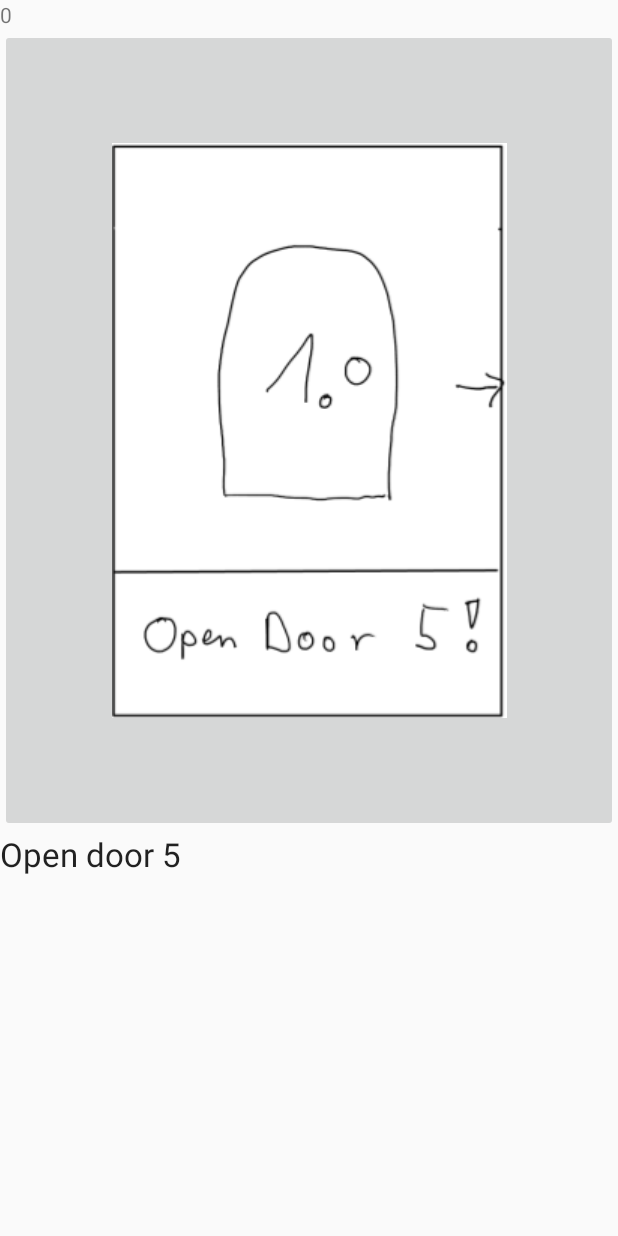
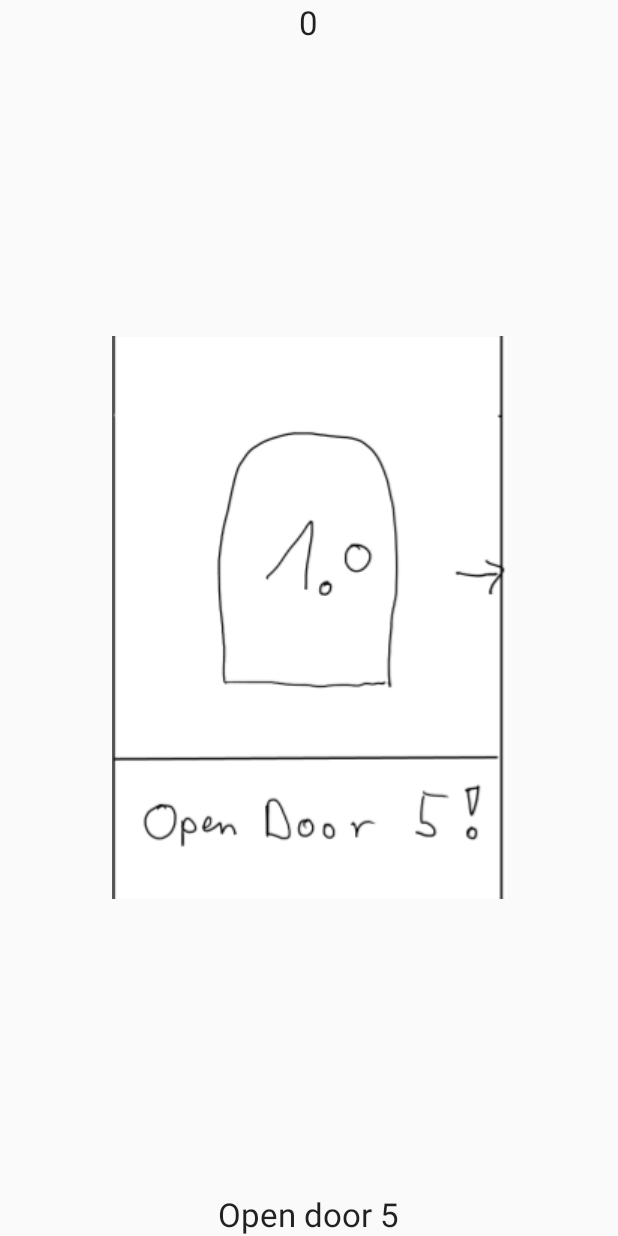
Before and after one commit to blub123muh/hci, an Android app: the screen it shows after launch (TreasureHuntFragmentActivity), after a tap on "START EXPERIMENT", on a phone screen of 412 x 824 dp. Run offline under Robolectric (Android 15) with nearby library versions, the light colour scheme and no system bars; libraries missing offline, so code that uses them is left out: com.opencsv.

Commit message:
Removed the scrollview from the treasure hunt fragments and rearranged everything a little.

```diff
--- a/SwipingBurger/app/src/main/res/layout/fragment_treasure_hunt_room.xml
+++ b/SwipingBurger/app/src/main/res/layout/fragment_treasure_hunt_room.xml
@@ -1,34 +1,35 @@
 <!-- fragment_treasure_hunt_room.xml -->
-<ScrollView xmlns:android="http://schemas.android.com/apk/res/android"
-    android:id="@+id/content"
-    android:layout_width="match_parent"
-    android:layout_height="match_parent" >
 
 
-    <LinearLayout
+<RelativeLayout xmlns:android="http://schemas.android.com/apk/res/android"
     android:id="@+id/fragment_layout"
-        android:orientation="vertical"
     android:layout_width="match_parent"
-        android:layout_height="match_parent">
+    android:layout_height="match_parent"
+    android:orientation="vertical">
 
     <TextView
+        android:id="@+id/doorNumber"
         android:layout_width="wrap_content"
         android:layout_height="wrap_content"
-            android:textAppearance="?android:attr/textAppearanceSmall"
+        android:layout_alignParentTop="true"
+        android:layout_centerHorizontal="true"
         android:text="Small Text"
-            android:id="@+id/doorNumber" />
+        android:textAppearance="?android:attr/textAppearanceLarge" />
 
     <ImageButton
-            android:layout_width="match_parent"
-            android:layout_height="535dp"
         android:id="@+id/doorButton"
-            android:src="@drawable/door1_swipe"
-            />
+        android:layout_width="269dp"
+        android:layout_height="375dp"
+        android:layout_centerHorizontal="true"
+        android:layout_centerVertical="true"
+        android:src="@drawable/door1_swipe" />
 
     <TextView
-            android:layout_width="match_parent"
-            android:layout_height="87dp"
-            android:textAppearance="?android:attr/textAppearanceLarge"
-            android:id="@+id/instruction" />
-    </LinearLayout>
-</ScrollView>
+        android:id="@+id/instruction"
+        android:layout_width="wrap_content"
+        android:layout_height="wrap_content"
+        android:layout_alignParentBottom="true"
+        android:layout_centerHorizontal="true"
+        android:text="Small Text"
+        android:textAppearance="?android:attr/textAppearanceLarge" />
+</RelativeLayout>
```
Lines whose indentation alone changed are shown as unchanged.
